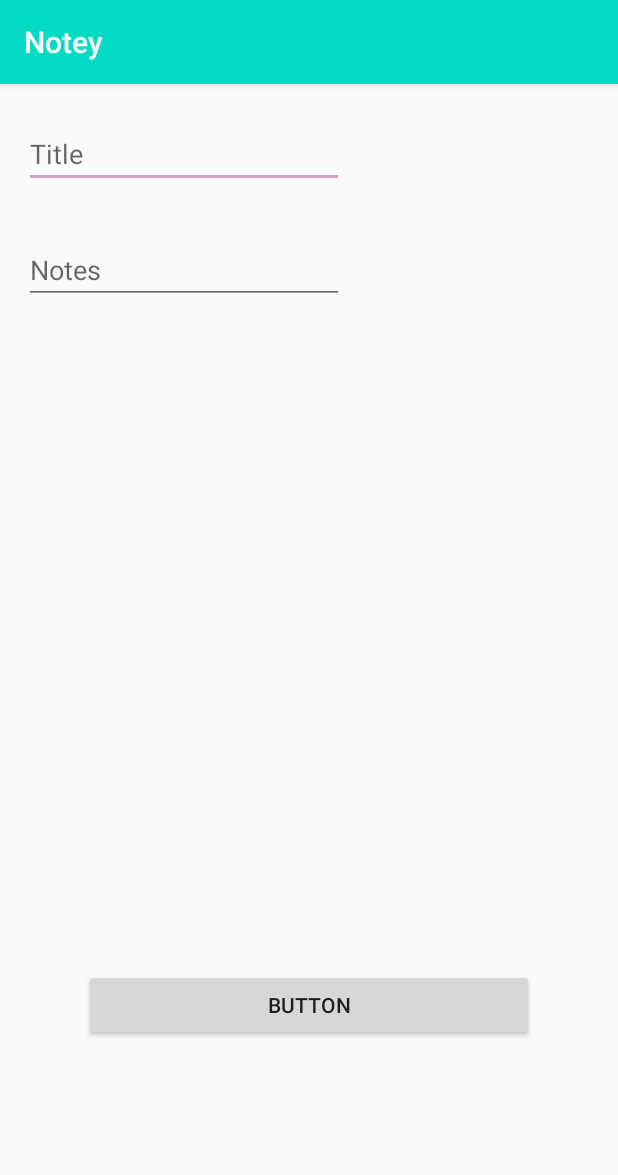
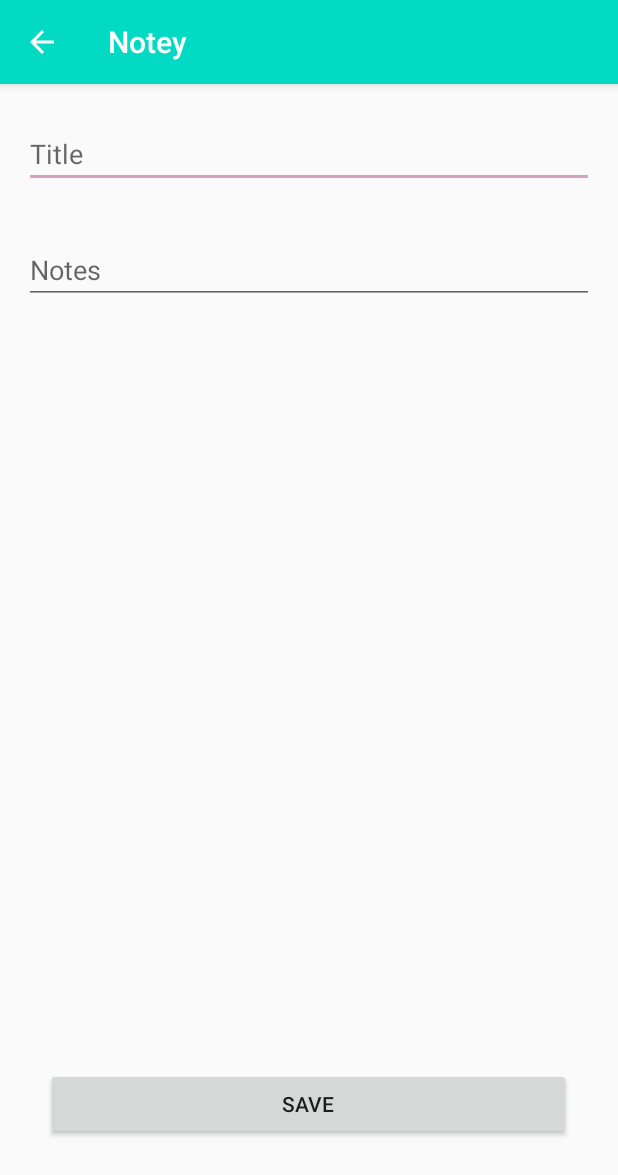
Before and after one commit to Azooz2014/Notey, an Android app: the screen it shows after launch (NoteActivity), after a tap on an icon or button, on a phone screen of 412 x 824 dp. Shown: the top 1175 px of the screen. Run offline under Robolectric (Android 15) with nearby library versions, the phone set to English and light mode, and no system bars.

Commit message:
Initial commit

```diff
--- a/app/src/main/AndroidManifest.xml
+++ b/app/src/main/AndroidManifest.xml
@@ -16,7 +16,9 @@
                 <category android:name="android.intent.category.LAUNCHER" />
             </intent-filter>
         </activity>
-        <activity android:name=".Controllers.NoteActivity">
+        <activity
+            android:name=".Controllers.NoteActivity"
+            android:parentActivityName=".Controllers.NoteListActivity">
         </activity>
     </application>
 
--- a/app/src/main/java/io/blacketron/notey/Controllers/NoteFragment.java
+++ b/app/src/main/java/io/blacketron/notey/Controllers/NoteFragment.java
@@ -1,12 +1,16 @@
 package io.blacketron.notey.Controllers;
 
+import android.app.Activity;
 import android.os.Bundle;
 import android.support.annotation.NonNull;
 import android.support.annotation.Nullable;
+import android.support.design.widget.Snackbar;
 import android.support.v4.app.Fragment;
 import android.view.LayoutInflater;
 import android.view.View;
 import android.view.ViewGroup;
+import android.widget.Button;
+import android.widget.EditText;
 
 import java.util.UUID;
 
@@ -14,12 +18,15 @@ import io.blacketron.notey.Models.Note;
 import io.blacketron.notey.Models.NotesStorage;
 import io.blacketron.notey.R;
 
-public class NoteFragment extends Fragment {
+public class NoteFragment extends Fragment implements View.OnClickListener{
 
     private static final String ARG_NOTE_ID = "note_id";
+
+    private EditText mTxtFieldNote;
+    private EditText mTxtFieldTitle;
+    private Button mBtnDone;
+
     private Note mNote;
-
-    //TODO: this class handles the functionality of new note screen.
 
     public static NoteFragment newInstance(UUID noteId) {
 
@@ -37,11 +44,14 @@ public class NoteFragment extends Fragment {
 
         /*Retrieving whatever UUID object was saved to ARG_NOTE_ID String key when fragment
          * first created or re-created.*/
-        UUID crimeId = (UUID) getArguments()
+        UUID noteId = (UUID) getArguments()
                 .getSerializable(ARG_NOTE_ID);
 
-        /*Fetching and getting Note saved in NotesStorage based on it's ID.*/
-//        mNote = NotesStorage.get().getNote(crimeId);
+        if(noteId != null) {
+            /*Fetching and getting Note saved in NotesStorage based on it's ID.*/
+            mNote = NotesStorage.get(getContext()).getNote(noteId);
+        }
+
     }
 
     @Nullable
@@ -50,6 +60,51 @@ public class NoteFragment extends Fragment {
 
         View view = inflater.inflate(R.layout.fragment_note, container, false);
 
+        mTxtFieldNote = view.findViewById(R.id.noteField);
+        mTxtFieldTitle = view.findViewById(R.id.titleField);
+        mBtnDone = view.findViewById(R.id.btn_done);
+
+        mBtnDone.setOnClickListener(this);
+
+        if(mNote != null) {
+
+            mTxtFieldTitle.setText(mNote.getTitle());
+            mTxtFieldNote.setText(mNote.getNotes());
+        }
+
         return view;
     }
+
+    @Override
+    public void onPause() {
+        super.onPause();
+
+        if(mNote != null) {
+
+            NotesStorage.get(getContext()).updateNote(mNote);
+        }
+    }
+
+    @Override
+    public void onClick(View v) {
+
+
+        if(!mTxtFieldTitle.getText().toString().isEmpty() || !mTxtFieldNote.getText().toString().isEmpty()){
+
+            mNote = new Note();
+
+            mNote.setTitle(mTxtFieldTitle.getText().toString());
+            mNote.setNotes(mTxtFieldNote.getText().toString());
+
+            NotesStorage.get(getContext()).addNote(mNote);
+
+            getActivity().setResult(Activity.RESULT_OK);
+            getActivity().finish();
+
+        }else {
+
+            Snackbar.make(v, R.string.snackbar_error, Snackbar.LENGTH_SHORT).show();
+
+        }
+    }
 }
--- /dev/null
+++ b/app/src/main/java/io/blacketron/notey/Controllers/NoteListAdapter.java
@@ -0,0 +1,49 @@
+package io.blacketron.notey.Controllers;
+
+import android.support.annotation.NonNull;
+import android.support.v7.widget.RecyclerView;
+import android.view.LayoutInflater;
+import android.view.View;
+import android.view.ViewGroup;
+
+import java.util.List;
+
+import io.blacketron.notey.Models.Note;
+import io.blacketron.notey.R;
+
+public class NoteListAdapter extends RecyclerView.Adapter<NoteListViewHolder> {
+
+    private NoteListViewHolder mNoteListViewHolder;
+
+    private List<Note> mNotes;
+
+    public NoteListAdapter(List<Note> notes){
+
+        this.mNotes = notes;
+    }
+
+    @NonNull
+    @Override
+    public NoteListViewHolder onCreateViewHolder(@NonNull ViewGroup viewGroup, int i) {
+
+        View view = LayoutInflater.from(viewGroup.getContext())
+                .inflate(R.layout.list_note_item, viewGroup, false);
+
+        mNoteListViewHolder = new NoteListViewHolder(view);
+
+        return mNoteListViewHolder;
+    }
+
+    @Override
+    public void onBindViewHolder(@NonNull NoteListViewHolder noteListViewHolder, int i) {
+
+        Note note = mNotes.get(i);
+
+        noteListViewHolder.bind(note);
+    }
+
+    @Override
+    public int getItemCount() {
+        return mNotes.size();
+    }
+}
--- a/app/src/main/java/io/blacketron/notey/Controllers/NoteListFragment.java
+++ b/app/src/main/java/io/blacketron/notey/Controllers/NoteListFragment.java
@@ -5,40 +5,88 @@ import android.os.Bundle;
 import android.support.annotation.NonNull;
 import android.support.annotation.Nullable;
 import android.support.design.widget.FloatingActionButton;
+import android.support.design.widget.Snackbar;
 import android.support.v4.app.Fragment;
+import android.support.v7.widget.LinearLayoutManager;
+import android.support.v7.widget.RecyclerView;
 import android.view.LayoutInflater;
 import android.view.View;
 import android.view.ViewGroup;
+import android.widget.ImageView;
+
+import java.util.List;
 
 import io.blacketron.notey.Models.Note;
+import io.blacketron.notey.Models.NotesStorage;
 import io.blacketron.notey.R;
 
 public class NoteListFragment extends Fragment implements View.OnClickListener{
 
-
-    //TODO: this class handles the functionality of notes list screen.
-    //TODO: RecyclerView classes to be handled in separate classes.
-
-    private Note mNote;
+    private View mView;
 
     private FloatingActionButton mFab;
+
+    private ImageView mBackground;
+
+    private RecyclerView mRecyclerView;
+
+    private NoteListAdapter mNoteListAdapter;
 
     @Nullable
     @Override
     public View onCreateView(@NonNull LayoutInflater inflater, @Nullable ViewGroup container,
                              @Nullable Bundle savedInstanceState) {
-        View view = inflater.inflate(R.layout.fragment_notes_list, container, false);
+        mView = inflater.inflate(R.layout.fragment_notes_list, container, false);
 
-        mFab = view.findViewById(R.id.fab);
+        mFab = mView.findViewById(R.id.fab);
         mFab.setOnClickListener(this);
 
-        return view;
+        mBackground = mView.findViewById(R.id.empty_list_background);
+
+        mRecyclerView = mView.findViewById(R.id.recycler_view);
+        mRecyclerView.setLayoutManager(new LinearLayoutManager(getContext()));
+
+        updateList();
+
+        hideBackground();
+
+        return mView;
+    }
+
+    @Override
+    public void onActivityResult(int requestCode, int resultCode, Intent data) {
+        super.onActivityResult(requestCode, resultCode, data);
+
+        Snackbar.make(mView, R.string.snackbar_pass, Snackbar.LENGTH_SHORT).show();
     }
 
     @Override
     public void onClick(View v) {
 
         Intent intent = NoteActivity.newIntent(getContext());
-        startActivity(intent);
+        startActivityForResult(intent,0);
+    }
+
+    public void updateList(){
+
+        NotesStorage notesStorage = NotesStorage.get(getContext());
+        List<Note> notes = notesStorage.getNotes();
+
+        if(mNoteListAdapter == null){
+
+            mNoteListAdapter = new NoteListAdapter(notes);
+            mRecyclerView.setAdapter(mNoteListAdapter);
+        }else {
+
+            mNoteListAdapter.notifyDataSetChanged();
+        }
+    }
+
+    public void hideBackground(){
+
+        if(mNoteListAdapter.getItemCount() > 0){
+
+            mBackground.setVisibility(View.GONE);
+        }
     }
 }
--- /dev/null
+++ b/app/src/main/java/io/blacketron/notey/Database/NoteCursorWrapper.java
@@ -0,0 +1,30 @@
+package io.blacketron.notey.Database;
+
+import android.database.Cursor;
+import android.database.CursorWrapper;
+import java.util.UUID;
+import io.blacketron.notey.Models.Note;
+
+public class NoteCursorWrapper extends CursorWrapper {
+    /**
+     * Creates a cursor wrapper.
+     *
+     * @param cursor The underlying cursor to wrap.
+     */
+    public NoteCursorWrapper(Cursor cursor) {
+        super(cursor);
+    }
+
+    public Note getNote (){
+
+        String uuidString = getString(getColumnIndex(NoteDbSchema.NoteTable.Columns.UUID));
+        String title = getString(getColumnIndex(NoteDbSchema.NoteTable.Columns.TITLE));
+        String notes = getString(getColumnIndex(NoteDbSchema.NoteTable.Columns.NOTES));
+
+        Note note = new Note(UUID.fromString(uuidString));
+        note.setTitle(title);
+        note.setNotes(notes);
+
+        return note;
+    }
+}
--- /dev/null
+++ b/app/src/main/java/io/blacketron/notey/Database/NoteDbBaseHelper.java
@@ -0,0 +1,31 @@
+package io.blacketron.notey.Database;
+
+import android.content.Context;
+import android.database.sqlite.SQLiteDatabase;
+import android.database.sqlite.SQLiteOpenHelper;
+import android.support.annotation.Nullable;
+
+public class NoteDbBaseHelper extends SQLiteOpenHelper {
+
+    private static final int VERSION = 1;
+    private static final String DATABASE_NAME = "noteBase.db";
+
+    public NoteDbBaseHelper(@Nullable Context context) {
+        super(context, DATABASE_NAME, null, VERSION);
+    }
+
+    @Override
+    public void onCreate(SQLiteDatabase db) {
+
+        db.execSQL("create table " + NoteDbSchema.NoteTable.NAME + "(" +
+                "_id integer primary key autoincrement, " +
+                NoteDbSchema.NoteTable.Columns.UUID + ", " +
+                NoteDbSchema.NoteTable.Columns.TITLE + ", " +
+                NoteDbSchema.NoteTable.Columns.NOTES + ")");
+    }
+
+    @Override
+    public void onUpgrade(SQLiteDatabase db, int oldVersion, int newVersion) {
+
+    }
+}
--- a/app/src/main/java/io/blacketron/notey/Models/Note.java
+++ b/app/src/main/java/io/blacketron/notey/Models/Note.java
@@ -11,8 +11,12 @@ public class Note {
     //private boolean isDone;
 
     public Note(){
+        this(UUID.randomUUID()); //Shorthand for this.mId = UUID.randomUUID.
+    }
 
-        mId = UUID.randomUUID();
+    public Note(UUID id){
+
+        mId = id;
     }
 
     public String getTitle() {
--- a/app/src/main/java/io/blacketron/notey/Models/NotesStorage.java
+++ b/app/src/main/java/io/blacketron/notey/Models/NotesStorage.java
@@ -1,43 +1,156 @@
 package io.blacketron.notey.Models;
 
+import android.content.ContentValues;
+import android.content.Context;
+import android.database.Cursor;
+import android.database.sqlite.SQLiteDatabase;
+import android.util.Log;
+
+import java.util.ArrayList;
 import java.util.List;
 import java.util.UUID;
 
+import io.blacketron.notey.Database.NoteCursorWrapper;
+import io.blacketron.notey.Database.NoteDbBaseHelper;
+import io.blacketron.notey.Database.NoteDbSchema;
+
 public class NotesStorage {
 
-    private static NotesStorage mNotesStorage;
-    private List <Note> mNotes;
+    private static NotesStorage sNotesStorage;
+    private List<Note> mNotes;
+    private SQLiteDatabase mDatabase;
 
-    public static NotesStorage get(){
+    private NotesStorage(Context context) {
 
-        if(mNotesStorage == null){
+        //Generating Dummy data to fill and test RecyclerView.
 
-            mNotesStorage = new NotesStorage();
+        mNotes = new ArrayList<>();
+
+        /*for(int i = 1; i <= 100; i++){
+
+            Note note = new Note();
+            note.setTitle("todo #" + i);
+            note.setNotes("Note #" + i);
+            mNotes.add(note);
+
+            Log.i("UUID", "Note " + i + " UUID:" + note.getId());*/
+
+        mDatabase = new NoteDbBaseHelper(context).getWritableDatabase();
+    }
+
+    private static ContentValues getContentValues(Note note) {
+
+        ContentValues values = new ContentValues();
+
+        values.put(NoteDbSchema.NoteTable.Columns.UUID, note.getId().toString());
+        values.put(NoteDbSchema.NoteTable.Columns.TITLE, note.getTitle());
+        values.put(NoteDbSchema.NoteTable.Columns.NOTES, note.getNotes());
+
+        return values;
+    }
+
+    public void addNote(Note note) {
+
+        ContentValues values = getContentValues(note);
+
+        mDatabase.insert(NoteDbSchema.NoteTable.NAME, null, values);
+    }
+
+    public void removeCrime(Note note) {
+
+        mDatabase.delete(NoteDbSchema.NoteTable.NAME,
+                NoteDbSchema.NoteTable.Columns.UUID + " = ?",
+                new String[]{note.getId().toString()});
+
+    }
+
+    public static NotesStorage get(Context context) {
+
+        if (sNotesStorage == null) {
+
+            sNotesStorage = new NotesStorage(context);
         }
 
-        return mNotesStorage;
+        return sNotesStorage;
     }
 
-    public List<Note> getNotes(){
-        return mNotes;
+    public List<Note> getNotes() {
+
+        NoteCursorWrapper cursor = queryNotes(null, null);
+
+        List<Note> notes = new ArrayList<>();
+
+        try {
+            //moving the cursor to the first row in DB table.
+            cursor.moveToFirst();
+
+            //Iterating and add note objects while the cursor in not after the last row in DB table.
+            while (!cursor.isAfterLast()) {
+                notes.add(cursor.getNote());
+
+                //Moving the cursor to the next row.
+                cursor.moveToNext();
+            }
+        } finally {
+
+           /*closing query after cursor is done from reading it,
+            and release the resource that's holding.*/
+            cursor.close();
+        }
+        return notes;
     }
 
-    public Note getNote (UUID id){
+    public Note getNote(UUID id) {
 
-        /*Iterating over a List of type Note and return the Note which matches the passed ID
-        * from NoteFragment, if no id matches then return nothing.*/
-        for (Note note : mNotes){
+        NoteCursorWrapper cursor = queryNotes(NoteDbSchema.NoteTable.Columns.UUID + " = ?"
+                , new String[]{id.toString()});
 
-            if(note.getId().equals(id)){
+        try {
 
-                return note;
+            //If there's no rows in DB table return nothing.
+            if (cursor.getCount() == 0) {
+                return null;
             }
+
+            //Move the cursor to the first row.
+            cursor.moveToFirst();
+
+            //Returning note object that matches the corresponding UUID passed in the query.
+            return cursor.getNote();
+
+        } finally {
+
+            /*closing query after cursor is done from reading it,
+            and release the resource that's holding.*/
+            cursor.close();
         }
-
-        return null;
     }
 
-    private  NotesStorage(){
+    public void updateNote(Note note) {
 
+        String uuidString = note.getId().toString();
+
+        ContentValues values = getContentValues(note);
+
+        mDatabase.update(NoteDbSchema.NoteTable.NAME, values,
+                NoteDbSchema.NoteTable.Columns.UUID + " = ?", new String[]{uuidString});
+    }
+
+    //Querying database table.
+    private NoteCursorWrapper queryNotes(String where, String[] whereArgs) {
+
+        Cursor cursor = mDatabase.query(
+                NoteDbSchema.NoteTable.NAME,
+                null,// when columns is null it selects all the columns.
+                where,/*A filter declaring which rows to return, Passing null will return all*/
+                whereArgs,/*WhereArgs – You may include ?s in selection, which will be replaced
+                by the values from selectionArgs, in order that they appear in the selection.
+                The values will be bound as Strings.*/
+                null,
+                null,
+                null
+        );
+
+        return new NoteCursorWrapper(cursor);
     }
 }
--- a/app/src/main/res/layout/activity_main_fragment.xml
+++ b/app/src/main/res/layout/activity_main_fragment.xml
@@ -4,6 +4,7 @@
     android:layout_width="match_parent"
     android:layout_height="match_parent"
     android:id="@+id/todo_fragment_container"
-    tools:context=".Controllers.NoteActivity">
+    tools:context=".Controllers.NoteActivity"
+    >
 
 </android.support.design.widget.CoordinatorLayout>
--- a/app/src/main/res/layout/fragment_note.xml
+++ b/app/src/main/res/layout/fragment_note.xml
@@ -2,18 +2,18 @@
 <android.support.constraint.ConstraintLayout
     xmlns:android="http://schemas.android.com/apk/res/android"
     xmlns:app="http://schemas.android.com/apk/res-auto"
-    xmlns:tools="http://schemas.android.com/tools"
     android:layout_width="match_parent"
     android:layout_height="match_parent">
 
     <EditText
         android:id="@+id/titleField"
-        android:layout_width="wrap_content"
+        android:layout_width="0dp"
         android:layout_height="wrap_content"
         android:layout_marginStart="16dp"
         android:layout_marginTop="24dp"
+        android:layout_marginEnd="16dp"
         android:ems="10"
-        android:hint="Title"
+        android:hint="@string/txt_field_title"
         android:inputType="textPersonName"
         app:layout_constraintEnd_toEndOf="parent"
         app:layout_constraintHorizontal_bias="0.0"
@@ -22,27 +22,33 @@
 
     <EditText
         android:id="@+id/noteField"
-        android:layout_width="wrap_content"
+        android:layout_width="0dp"
         android:layout_height="wrap_content"
         android:layout_marginStart="16dp"
         android:layout_marginTop="32dp"
+        android:layout_marginEnd="16dp"
         android:ems="10"
         android:gravity="start|top"
-        android:hint="Notes"
+        android:hint="@string/txt_field_notes"
         android:inputType="textMultiLine"
+        app:layout_constraintEnd_toEndOf="parent"
+        app:layout_constraintHorizontal_bias="0.0"
         app:layout_constraintStart_toStartOf="parent"
         app:layout_constraintTop_toBottomOf="@+id/titleField" />
 
     <Button
-        android:id="@+id/button"
-        android:layout_width="300dp"
+        android:id="@+id/btn_done"
+        android:layout_width="350dp"
         android:layout_height="wrap_content"
         android:layout_marginStart="162dp"
         android:layout_marginEnd="162dp"
-        android:layout_marginBottom="130dp"
-        android:text="Button"
+        android:layout_marginBottom="64dp"
+        android:text="@string/btn_txt_done"
         app:layout_constraintBottom_toBottomOf="parent"
         app:layout_constraintEnd_toEndOf="parent"
-        app:layout_constraintStart_toStartOf="parent" />
+        app:layout_constraintHorizontal_bias="0.502"
+        app:layout_constraintStart_toStartOf="parent"
+        app:layout_constraintTop_toBottomOf="@+id/noteField"
+        app:layout_constraintVertical_bias="1.0" />
 
 </android.support.constraint.ConstraintLayout>
--- a/app/src/main/res/values/strings.xml
+++ b/app/src/main/res/values/strings.xml
@@ -1,4 +1,9 @@
 <resources>
     <string name="app_name">Notey</string>
     <string name="img_description">Girl searching background</string>
+    <string name="btn_txt_done">Save</string>
+    <string name="txt_field_notes">Notes</string>
+    <string name="txt_field_title">Title</string>
+    <string name="snackbar_error">Title or Note cannot be empty!</string>
+    <string name="snackbar_pass">Todo created</string>
 </resources>
--- a/build.gradle
+++ b/build.gradle
@@ -7,7 +7,7 @@ buildscript {
 
     }
     dependencies {
-        classpath 'com.android.tools.build:gradle:3.5.0-alpha10'
+        classpath 'com.android.tools.build:gradle:3.5.0-rc01'
 
         // NOTE: Do not place your application dependencies here; they belong
         // in the individual module build.gradle files
```
Also changed, not shown: app/src/main/java/io/blacketron/notey/Controllers/NoteListViewHolder.java (added, +53 -0 lines), app/src/main/java/io/blacketron/notey/Database/NoteDbSchema.java (added, +16 -0 lines), app/src/main/res/layout/fragment_notes_list.xml (+6 -6 lines), app/src/main/res/layout/list_note_item.xml (added, +28 -0 lines), gradle/wrapper/gradle-wrapper.properties.
